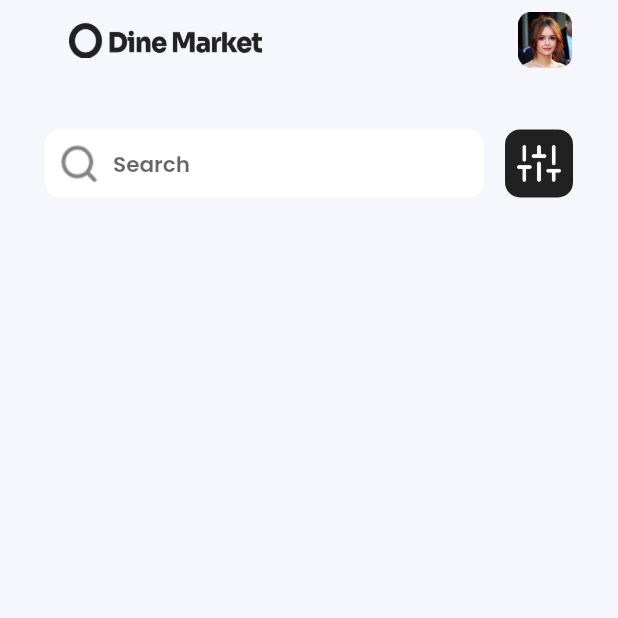
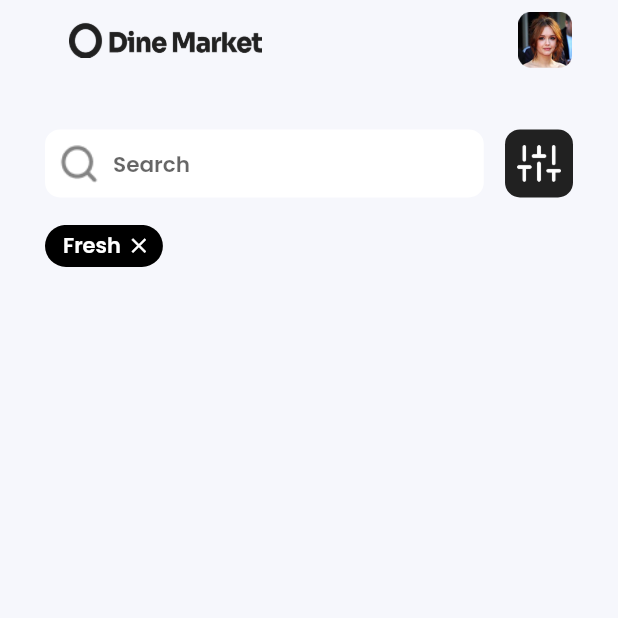
Before and after one commit to JhonatanAzevedo/Dine-Market, a Flutter app: the screen it shows after launch, on a phone screen of 412 x 824 dp, the top half of it. Run offline on Flutter 3.47's test engine with Material 2 defaults, Android fonts, the phone set to English and light mode, and no system bars; our stand-ins replace get, google_fonts.

```diff
--- a/lib/app/ui/android/home/home_page.dart
+++ b/lib/app/ui/android/home/home_page.dart
@@ -44,8 +44,9 @@ class HomePage extends StatelessWidget {
                   height: height * 5,
                 ),
                 Container(
-                  height: width * 11,
-                  child: Row(
+                  child: Column(
+                    children: [
+                      Row(
                         mainAxisAlignment: MainAxisAlignment.spaceBetween,
                         children: [
                           Container(
@@ -62,7 +63,8 @@ class HomePage extends StatelessWidget {
                                   child: TextButton(
                                     onPressed: () {},
                                     child: Image(
-                                  image: AssetImage('assets/images/search.png'),
+                                      image: AssetImage(
+                                          'assets/images/search.png'),
                                     ),
                                   ),
                                 ),
@@ -93,12 +95,46 @@ class HomePage extends StatelessWidget {
                             child: TextButton(
                                 onPressed: () {},
                                 child: Image(
-                              image: AssetImage('assets/images/sliders.png'),
+                                  image:
+                                      AssetImage('assets/images/sliders.png'),
                                 )),
                           ),
                         ],
                       ),
+                      SizedBox(
+                        height: height * 1.5,
+                      ),
+                      Container(
+                        height: height * 2.2,
+                        child: ListView(
+                          scrollDirection: Axis.horizontal,
+                          children: [
+                            Wrap(
+                              children: [
+                                Chip(
+                                  label: Text('Fresh'),
+                                  onDeleted: (){},
+                                  deleteIcon: Icon(Icons.close, size: height * 2, color: Colors.white,),
+                                  backgroundColor: Colors.black,
+                                  labelStyle: GoogleFonts.poppins(
+                                    color:  Colors.white,
+                                    fontWeight: FontWeight.w600
+                                  ),
+
+                                  visualDensity: VisualDensity.compact,
+                                  labelPadding: EdgeInsets.only(left: 8, right: 0 ),
+
+
+
                                 )
+                              ],
+                            )
+                          ],
+                        ),
+                      ),
+                    ],
+                  ),
+                ),
               ],
             ),
           ),
```
Lines whose indentation alone changed are shown as unchanged.
